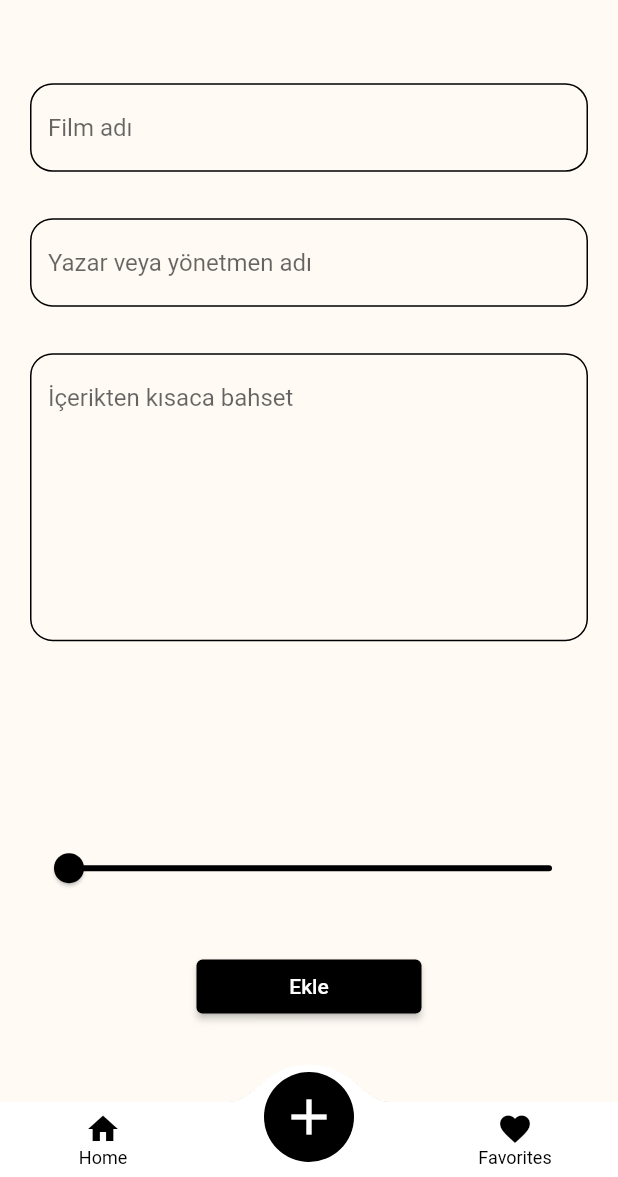
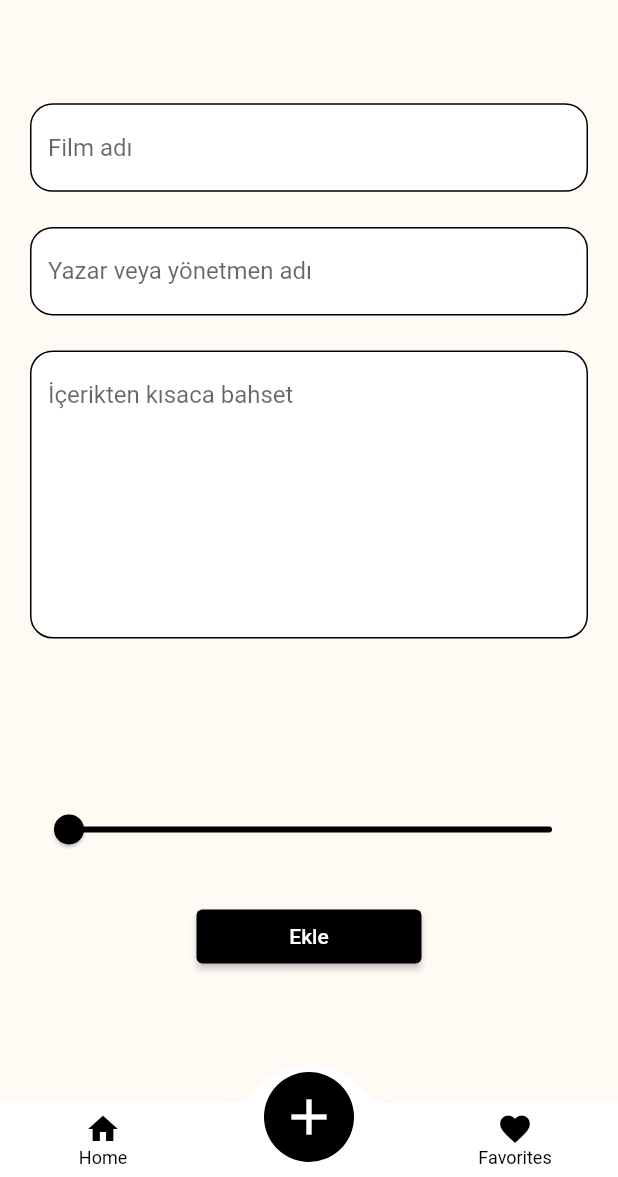
Before and after one commit to asimm9/mylibrary, a Flutter app: the screen it shows after launch, item 2 of the bottom bar chosen, on a phone screen of 412 x 824 dp, the part 59-1236 px from its top. Run offline on Flutter 3.47's test engine with Material 2 defaults, Android fonts, the phone set to English and light mode, and no system bars; drawn by our look-alikes of convex_bottom_bar; our stand-ins replace flutter_riverpod, sqflite; accounts and stored records are empty.

Commit message:
ui
ui temel hatlarıyla bitti
logic kısmında gerekli yeler düzeltilecek

```diff
--- a/lib/pages/add_page.dart
+++ b/lib/pages/add_page.dart
@@ -7,15 +7,13 @@ class AddPage extends StatelessWidget {
   @override
   Widget build(BuildContext context) {
     double height = MediaQuery.of(context).size.height;
-    return Container(
-      child: Column(
-        children: [
-          SizedBox(
-            height: height * 0.035,
-          ),
-          AddForm()
-        ],
-      ),
+    return Column(
+      children: [
+        SizedBox(
+          height: height * 0.035,
+        ),
+        const AddForm()
+      ],
     );
   }
 }
--- a/lib/pages/home_page.dart
+++ b/lib/pages/home_page.dart
@@ -39,7 +39,8 @@ class HomePage extends StatelessWidget {
                     itemName: 'film1',
                     itemRate: 5,
                     itemType: 'film',
-                    shortTextForItem: 'adsadsdas'));
+                    shortTextForItem:
+                        'nahfbasjbfhasjbfs'));
           },
           itemCount: 1),
     );
--- a/lib/widgets/add_form.dart
+++ b/lib/widgets/add_form.dart
@@ -22,73 +22,34 @@ class _AddFormState extends State<AddForm> {
     double height = MediaQuery.of(context).size.height;
     return Container(
       height: height * 0.76,
-      margin: const EdgeInsets.fromLTRB(20, 10, 20, 5),
+      margin: const EdgeInsets.fromLTRB(20, 0, 20, 10),
       child: Column(
-        mainAxisAlignment: MainAxisAlignment.spaceBetween,
+        mainAxisAlignment: MainAxisAlignment.spaceEvenly,
         children: [
-          TextFormField(
-            validator: (value) {
-              if (value!.isEmpty) {
-                return 'lütfen bir şeyler giriniz';
-              } else {
-                return null;
+          _fieldNameField(),
+          _createrNameField(),
+          _summaryTextField(height),
+          _customSlider(),
+          _customElevatedButton()
+        ],
+      ),
+    );
   }
+
+  ElevatedButton _customElevatedButton() {
+    return ElevatedButton(
+      style: const ButtonStyle(
+          fixedSize: MaterialStatePropertyAll(Size(150, 10)),
+          backgroundColor: MaterialStatePropertyAll(Colors.black)),
+      onPressed: () {
+        cardModel.toJson();
       },
-            controller: _filmNameController,
-            decoration: InputDecoration(
-              hintText: 'Film adı',
-              focusedBorder: OutlineInputBorder(
-                  borderRadius: BorderRadius.circular(15),
-                  borderSide: const BorderSide(color: Colors.black)),
-              enabledBorder: OutlineInputBorder(
-                  borderSide: const BorderSide(color: Colors.black),
-                  borderRadius: BorderRadius.circular(15)),
-            ),
-          ),
-          TextFormField(
-            validator: (value) {
-              if (value!.isEmpty) {
-                return 'lütfen bir şeyler giriniz';
-              } else {
-                return null;
+      child: const Text('Ekle'),
+    );
   }
-            },
-            controller: _createrNameController,
-            decoration: InputDecoration(
-              hintText: 'Yazar veya yönetmen adı',
-              focusedBorder: OutlineInputBorder(
-                  borderRadius: BorderRadius.circular(15),
-                  borderSide: const BorderSide(color: Colors.black)),
-              enabledBorder: OutlineInputBorder(
-                  borderSide: const BorderSide(color: Colors.black),
-                  borderRadius: BorderRadius.circular(15)),
-            ),
-          ),
-          SizedBox(
-            height: height * 0.35,
-            child: TextFormField(
-              validator: (value) {
-                if (value!.isEmpty) {
-                  return 'lütfen bir şeyler giriniz';
-                } else {
-                  return null;
-                }
-              },
-              minLines: 8,
-              maxLines: 8,
-              controller: _itemSumController,
-              decoration: InputDecoration(
-                hintText: 'İçerikten kısaca bahset',
-                focusedBorder: OutlineInputBorder(
-                    borderRadius: BorderRadius.circular(15),
-                    borderSide: const BorderSide(color: Colors.black)),
-                enabledBorder: OutlineInputBorder(
-                    borderSide: const BorderSide(color: Colors.black),
-                    borderRadius: BorderRadius.circular(15)),
-              ),
-            ),
-          ),
-          Slider(
+
+  Slider _customSlider() {
+    return Slider(
       thumbColor: Colors.black,
       inactiveColor: Colors.black,
       secondaryActiveColor: Colors.black,
@@ -102,17 +63,61 @@ class _AddFormState extends State<AddForm> {
           _currentSliderValue = value;
         });
       },
+    );
+  }
+
+  SizedBox _summaryTextField(double height) {
+    return SizedBox(
+      height: height * 0.33,
+      child: TextField(
+        minLines: 8,
+        maxLines: 8,
+        controller: _itemSumController,
+        decoration: InputDecoration(
+          filled: true,
+          fillColor: Colors.white,
+          hintText: 'İçerikten kısaca bahset',
+          focusedBorder: OutlineInputBorder(
+              borderRadius: BorderRadius.circular(15),
+              borderSide: const BorderSide(color: Colors.black)),
+          enabledBorder: OutlineInputBorder(
+              borderSide: const BorderSide(color: Colors.black),
+              borderRadius: BorderRadius.circular(15)),
         ),
-          ElevatedButton(
-            style: const ButtonStyle(
-                fixedSize: MaterialStatePropertyAll(Size(150, 10)),
-                backgroundColor: MaterialStatePropertyAll(Colors.black)),
-            onPressed: () {
-              cardModel.toJson();
-            },
-            child: const Text('Ekle'),
-          )
-        ],
+      ),
+    );
+  }
+
+  TextField _createrNameField() {
+    return TextField(
+      controller: _createrNameController,
+      decoration: InputDecoration(
+        filled: true,
+        fillColor: Colors.white,
+        hintText: 'Yazar veya yönetmen adı',
+        focusedBorder: OutlineInputBorder(
+            borderRadius: BorderRadius.circular(15),
+            borderSide: const BorderSide(color: Colors.black)),
+        enabledBorder: OutlineInputBorder(
+            borderSide: const BorderSide(color: Colors.black),
+            borderRadius: BorderRadius.circular(15)),
+      ),
+    );
+  }
+
+  TextField _fieldNameField() {
+    return TextField(
+      controller: _filmNameController,
+      decoration: InputDecoration(
+        filled: true,
+        fillColor: Colors.white,
+        hintText: 'Film adı',
+        focusedBorder: OutlineInputBorder(
+            borderRadius: BorderRadius.circular(15),
+            borderSide: const BorderSide(color: Colors.black)),
+        enabledBorder: OutlineInputBorder(
+            borderSide: const BorderSide(color: Colors.black),
+            borderRadius: BorderRadius.circular(15)),
       ),
     );
   }
```
Also changed, not shown: lib/pages/detail_item_page..dart (added, +128 -0 lines), lib/pages/favorites_page.dart (+52 -19 lines), lib/widgets/item_card.dart (+9 -3 lines). Lines whose indentation alone changed are shown as unchanged.
